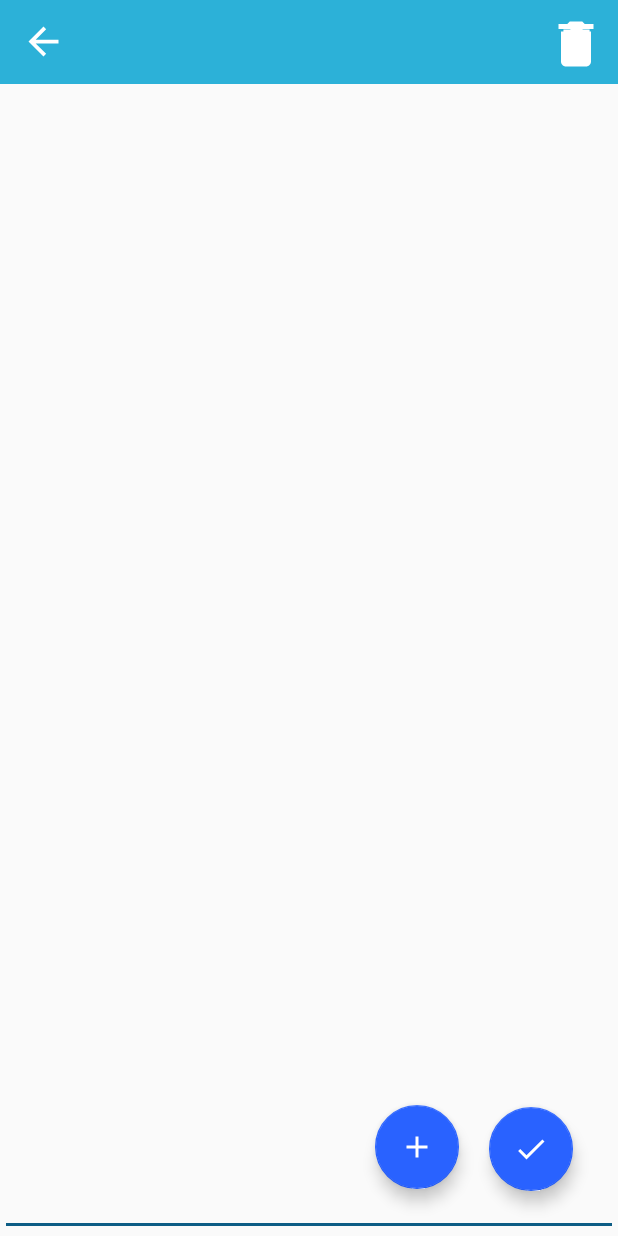
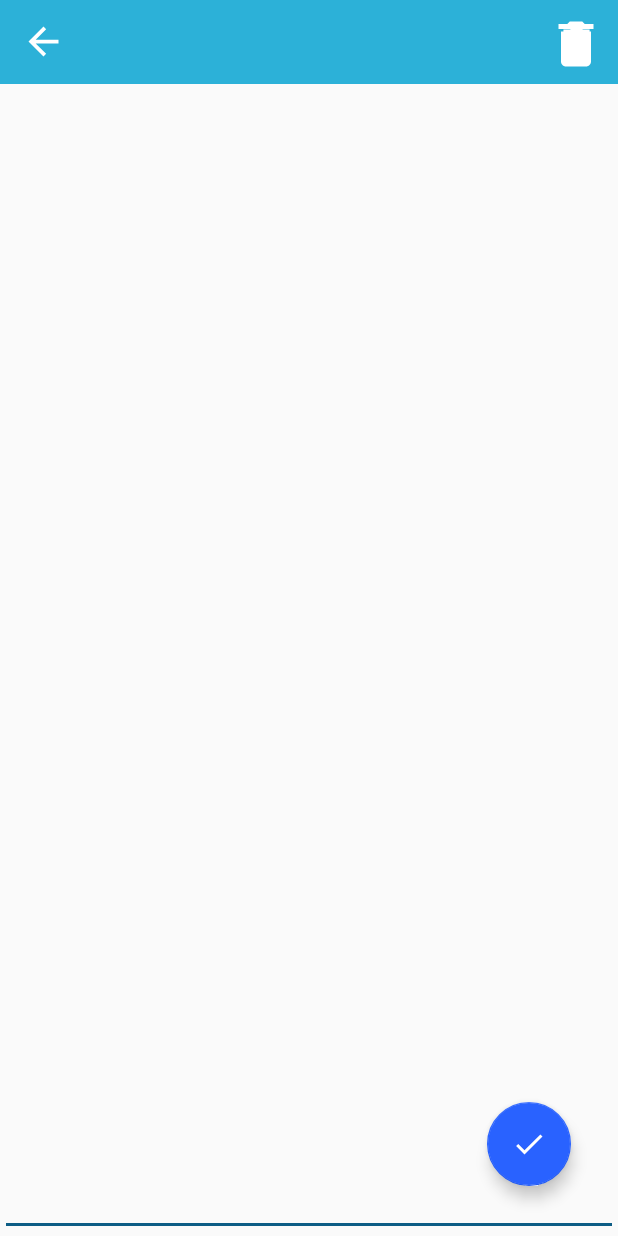
Before and after one commit to enes-ozdemir/NotepadApp, an Android app: the layout add_note_layout.xml on its own in the app's theme, with its tools: preview values and no code run, on a phone screen of 412 x 824 dp. Run offline under Robolectric (Android 15) with nearby library versions, the phone set to English and light mode, and no system bars.

Commit message:
Code Formatted.

```diff
--- a/app/src/main/java/com/eozdemir/notepad/adapters/MainAdapter.java
+++ b/app/src/main/java/com/eozdemir/notepad/adapters/MainAdapter.java
@@ -63,7 +63,6 @@ public class MainAdapter extends RecyclerView.Adapter<MainAdapter.ViewHolder> {
             super(itemView);
 
             mNoteHolder = (TextView) itemView.findViewById(R.id.mNoteHolder);
-            //mDate = (TextView) itemView.findViewById(R.id.mDate);
             this.mOnNoteListener = mOnNoteListener;
             itemView.setOnClickListener(this);
         }
--- a/app/src/main/java/com/eozdemir/notepad/interfaces/Updateable.java
+++ /dev/null
@@ -1,5 +0,0 @@
-package com.eozdemir.notepad.interfaces;
-
-public interface Updateable {
-    public void update();
-}
--- a/app/src/main/res/layout/add_note_layout.xml
+++ b/app/src/main/res/layout/add_note_layout.xml
@@ -53,7 +53,7 @@
         android:gravity="start|top"
         android:inputType="textMultiLine" />
 
-    <com.google.android.material.floatingactionbutton.FloatingActionButton
+    <!--<com.google.android.material.floatingactionbutton.FloatingActionButton
         android:id="@+id/fabSave"
         android:layout_width="wrap_content"
         android:layout_height="wrap_content"
@@ -65,7 +65,7 @@
         android:layout_marginBottom="30dp"
         android:clickable="true"
         app:backgroundTint="#2962FF"
-        app:srcCompat="@drawable/ic_check_black_24dp" />
+        app:srcCompat="@drawable/ic_check_black_24dp" />-->
 
     <com.google.android.material.floatingactionbutton.FloatingActionButton
         android:id="@+id/fabAdd"
@@ -74,11 +74,11 @@
         android:layout_alignParentEnd="true"
         android:layout_alignParentRight="true"
         android:layout_alignParentBottom="true"
-        android:layout_marginEnd="106dp"
-        android:layout_marginRight="106dp"
-        android:layout_marginBottom="31dp"
+        android:layout_marginEnd="31dp"
+        android:layout_marginRight="31dp"
+        android:layout_marginBottom="33dp"
         android:clickable="true"
         app:backgroundTint="#2962FF"
-        app:srcCompat="@drawable/vector_plus" />
+        app:srcCompat="@drawable/ic_check_black_24dp" />
 
 </RelativeLayout>
```
Also changed, not shown: app/src/main/java/com/eozdemir/notepad/fragments/FragmentAddNote.java (+5 -14 lines), app/src/main/java/com/eozdemir/notepad/model/Note.java (+2 -15 lines).
